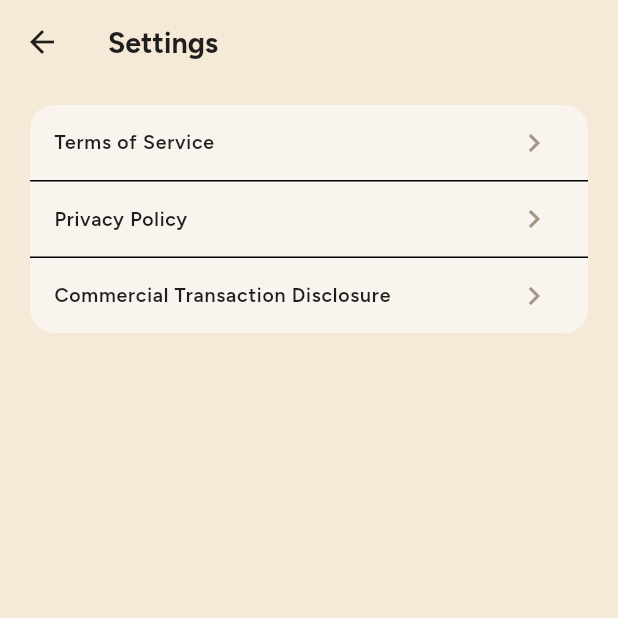
After one commit to bannzai/kashakeibo, a Flutter app: the SettingsPage screen opened directly, on a phone screen of 412 x 824 dp, the top half of it. The commit adds this screen. Run offline on Flutter 3.47's test engine with Material 3 defaults, Android fonts, the phone set to English and light mode, and no system bars; our stand-ins replace cloud_firestore, firebase_auth, firebase_core, flutter_hooks, freezed_annotation, hooks_riverpod and 1 more; missing offline and left inert: firebase_app_check; accounts and stored records are empty; generated files the repository leaves out were written again; network calls fail.

Commit message:
feat: 法務ドキュメントへの導線を追加

```diff
--- a/fastlane/metadata/en-US/privacy_url.txt
+++ b/fastlane/metadata/en-US/privacy_url.txt
@@ -1 +1 @@
-https://bannzai.github.io/kashakeibo/PrivacyPolicy
+https://bannzai.github.io/kashakeibo/PrivacyPolicy-en
--- /dev/null
+++ b/lib/features/settings/settings_page.dart
@@ -0,0 +1,128 @@
+import 'package:flutter/material.dart';
+import 'package:kashakeibo/l10n/app_localizations.dart';
+import 'package:kashakeibo/style/tokens.dart';
+import 'package:url_launcher/url_launcher.dart';
+
+const _legalDocumentsHost = 'bannzai.github.io';
+const _legalDocumentsBasePath = '/kashakeibo';
+
+/// 外部URLを開く処理。テストでは呼び出し先を差し替える。
+typedef OpenExternalUri = Future<void> Function({required Uri uri});
+
+/// 端末の既定ブラウザでURLを開く。
+///
+/// ブラウザ起動はユーザーのタップごとに行う副作用のため冪等にはできない。
+Future<void> openExternalUri({required Uri uri}) async {
+  if (!await launchUrl(uri, mode: LaunchMode.externalApplication)) {
+    throw Exception('Could not launch $uri');
+  }
+}
+
+/// 法務ドキュメントへの導線を表示する設定画面。
+class SettingsPage extends StatelessWidget {
+  /// 外部URLを開く処理。
+  final OpenExternalUri openExternalUri;
+
+  const SettingsPage({required this.openExternalUri, super.key});
+
+  @override
+  Widget build(BuildContext context) {
+    final l10n = AppLocalizations.of(context);
+    final privacyPolicyPath =
+        Localizations.localeOf(context).languageCode == 'en'
+        ? 'PrivacyPolicy-en'
+        : 'PrivacyPolicy';
+
+    return Scaffold(
+      appBar: AppBar(
+        backgroundColor: AppColors.background,
+        surfaceTintColor: AppColors.background,
+        title: Text(
+          l10n.settings,
+          style: const TextStyle(fontSize: 19, fontWeight: FontWeight.w800),
+        ),
+      ),
+      body: SafeArea(
+        child: ListView(
+          padding: const EdgeInsets.fromLTRB(20, 14, 20, 24),
+          children: [
+            Material(
+              color: AppColors.neutral100,
+              borderRadius: BorderRadius.circular(16),
+              clipBehavior: Clip.antiAlias,
+              child: Column(
+                children: [
+                  _LegalDocumentRow(
+                    label: l10n.termsOfService,
+                    uri: _legalDocumentUri(path: 'Terms'),
+                    openExternalUri: openExternalUri,
+                  ),
+                  const Divider(height: 1),
+                  _LegalDocumentRow(
+                    label: l10n.privacyPolicy,
+                    uri: _legalDocumentUri(path: privacyPolicyPath),
+                    openExternalUri: openExternalUri,
+                  ),
+                  const Divider(height: 1),
+                  _LegalDocumentRow(
+                    label: l10n.specifiedCommercialTransactionAct,
+                    uri: _legalDocumentUri(
+                      path: 'SpecifiedCommercialTransactionAct-ja',
+                    ),
+                    openExternalUri: openExternalUri,
+                  ),
+                ],
+              ),
+            ),
+          ],
+        ),
+      ),
+    );
+  }
+}
+
+/// GitHub Pages上の法務ドキュメントURLを返す。
+Uri _legalDocumentUri({required String path}) =>
+    Uri.https(_legalDocumentsHost, '$_legalDocumentsBasePath/$path');
+
+/// 設定画面の法務ドキュメント1行。
+class _LegalDocumentRow extends StatelessWidget {
+  /// 行に表示する文言。
+  final String label;
+
+  /// 開く法務ドキュメントのURL。
+  final Uri uri;
+
+  /// 外部URLを開く処理。
+  final OpenExternalUri openExternalUri;
+
+  const _LegalDocumentRow({
+    required this.label,
+    required this.uri,
+    required this.openExternalUri,
+  });
+
+  @override
+  Widget build(BuildContext context) {
+    return ListTile(
+      minTileHeight: 50,
+      title: Text(
+        label,
+        style: const TextStyle(fontSize: 13, fontWeight: FontWeight.w600),
+      ),
+      trailing: const Icon(Icons.chevron_right, color: AppColors.neutral500),
+      onTap: () async {
+        try {
+          await openExternalUri(uri: uri);
+        } catch (error) {
+          if (!context.mounted) {
+            return;
+          }
+          ScaffoldMessenger.of(
+            context,
+          ).showSnackBar(SnackBar(content: Text(error.toString())));
+        }
+      },
+    );
+  }
+}
--- a/lib/l10n/app_en.arb
+++ b/lib/l10n/app_en.arb
@@ -36,6 +36,26 @@
   "@nextMonth": {
     "description": "Tooltip for the next month button"
   },
+  "openSettings": "Open settings",
+  "@openSettings": {
+    "description": "Tooltip for the button that opens settings"
+  },
+  "settings": "Settings",
+  "@settings": {
+    "description": "Settings screen title"
+  },
+  "termsOfService": "Terms of Service",
+  "@termsOfService": {
+    "description": "Link label for the terms of service"
+  },
+  "privacyPolicy": "Privacy Policy",
+  "@privacyPolicy": {
+    "description": "Link label for the privacy policy"
+  },
+  "specifiedCommercialTransactionAct": "Commercial Transaction Disclosure",
+  "@specifiedCommercialTransactionAct": {
+    "description": "Link label for the disclosure required by Japan's Specified Commercial Transactions Act"
+  },
   "categoryFood": "Food",
   "@categoryFood": {
     "description": "Transaction category: food (groceries)"
--- a/lib/l10n/app_ja.arb
+++ b/lib/l10n/app_ja.arb
@@ -9,6 +9,11 @@
   "excludedFromAggregation": "計算対象外",
   "previousMonth": "前の月",
   "nextMonth": "次の月",
+  "openSettings": "設定を開く",
+  "settings": "設定",
+  "termsOfService": "利用規約",
+  "privacyPolicy": "プライバシーポリシー",
+  "specifiedCommercialTransactionAct": "特定商取引法に基づく表示",
   "categoryFood": "食費",
   "categoryEatingOut": "外食",
   "categoryDailyGoods": "日用品",
--- a/lib/l10n/app_localizations.dart
+++ b/lib/l10n/app_localizations.dart
@@ -152,6 +152,36 @@ abstract class AppLocalizations {
   /// **'Next month'**
   String get nextMonth;
 
+  /// Tooltip for the button that opens settings
+  ///
+  /// In en, this message translates to:
+  /// **'Open settings'**
+  String get openSettings;
+
+  /// Settings screen title
+  ///
+  /// In en, this message translates to:
+  /// **'Settings'**
+  String get settings;
+
+  /// Link label for the terms of service
+  ///
+  /// In en, this message translates to:
+  /// **'Terms of Service'**
+  String get termsOfService;
+
+  /// Link label for the privacy policy
+  ///
+  /// In en, this message translates to:
+  /// **'Privacy Policy'**
+  String get privacyPolicy;
+
+  /// Link label for the disclosure required by Japan's Specified Commercial Transactions Act
+  ///
+  /// In en, this message translates to:
+  /// **'Commercial Transaction Disclosure'**
+  String get specifiedCommercialTransactionAct;
+
   /// Transaction category: food (groceries)
   ///
   /// In en, this message translates to:
--- a/lib/l10n/app_localizations_en.dart
+++ b/lib/l10n/app_localizations_en.dart
@@ -36,6 +36,22 @@ class AppLocalizationsEn extends AppLocalizations {
   String get nextMonth => 'Next month';
 
   @override
+  String get openSettings => 'Open settings';
+
+  @override
+  String get settings => 'Settings';
+
+  @override
+  String get termsOfService => 'Terms of Service';
+
+  @override
+  String get privacyPolicy => 'Privacy Policy';
+
+  @override
+  String get specifiedCommercialTransactionAct =>
+      'Commercial Transaction Disclosure';
+
+  @override
   String get categoryFood => 'Food';
 
   @override
--- a/pubspec.yaml
+++ b/pubspec.yaml
@@ -49,6 +49,7 @@ dependencies:
   flutter_hooks: ^0.21.3+1
   freezed_annotation: ^3.1.0
   json_annotation: ^4.9.0
+  url_launcher: ^6.3.2
 
 dev_dependencies:
   flutter_test:
```
Also changed, not shown: lib/features/monthly/monthly_page.dart (+15 -0 lines), lib/l10n/app_localizations_ja.dart (+15 -0 lines), pubspec.lock, 6 other files.
